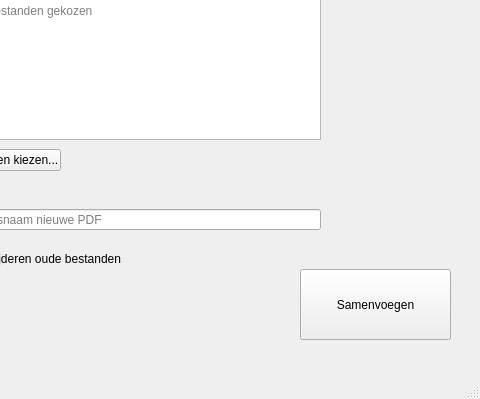
First picture: the form in ui_files/main_window.ui, repository jebr/MergePDF, before the edit; both pictures show x 160 to 640 and y 81 to 480 of the 640 by 480 pixel window.
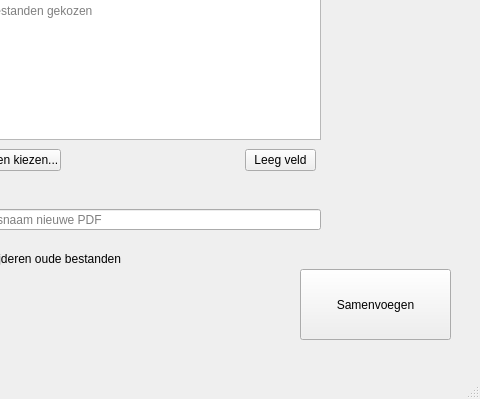
Second picture: the form after the edit.

```diff
--- a/ui_files/main_window.ui
+++ b/ui_files/main_window.ui
@@ -113,6 +113,19 @@
      <string>Geen bestanden gekozen</string>
     </property>
    </widget>
+   <widget class="QToolButton" name="toolButton_clear_field">
+    <property name="geometry">
+     <rect>
+      <x>405</x>
+      <y>230</y>
+      <width>71</width>
+      <height>22</height>
+     </rect>
+    </property>
+    <property name="text">
+     <string>Leeg veld</string>
+    </property>
+   </widget>
   </widget>
   <widget class="QMenuBar" name="menubar">
    <property name="geometry">
```
